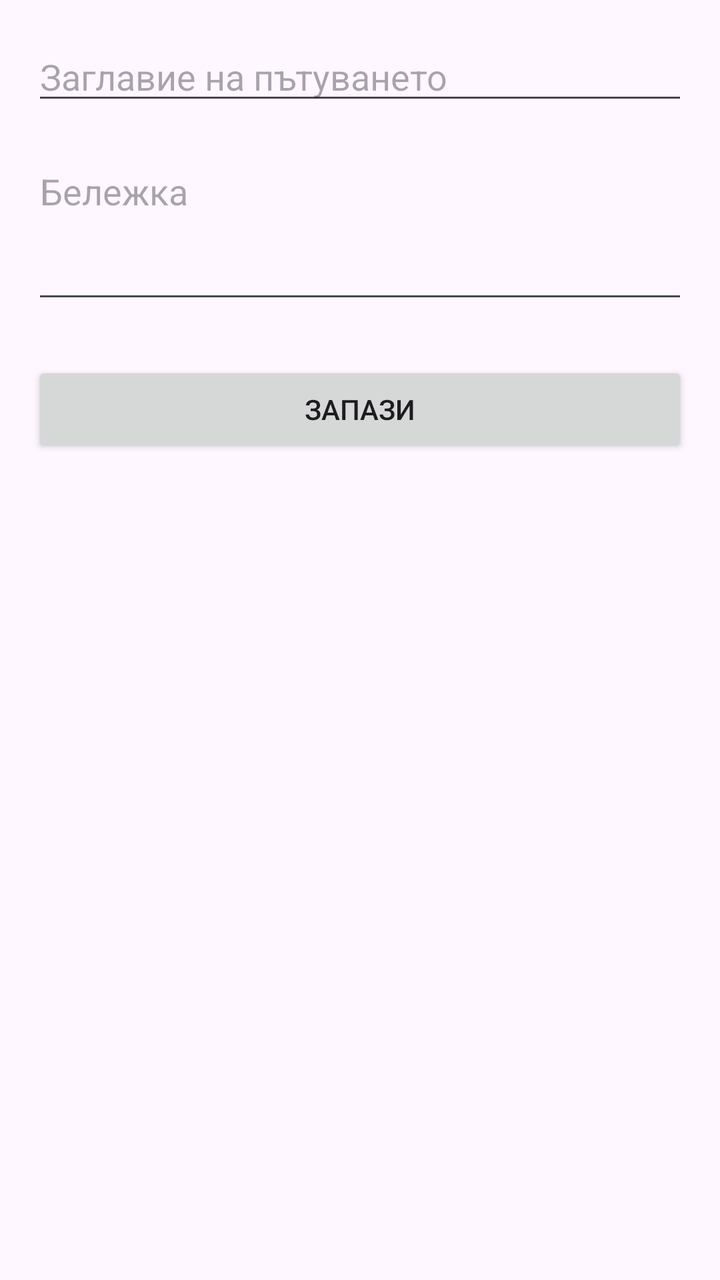
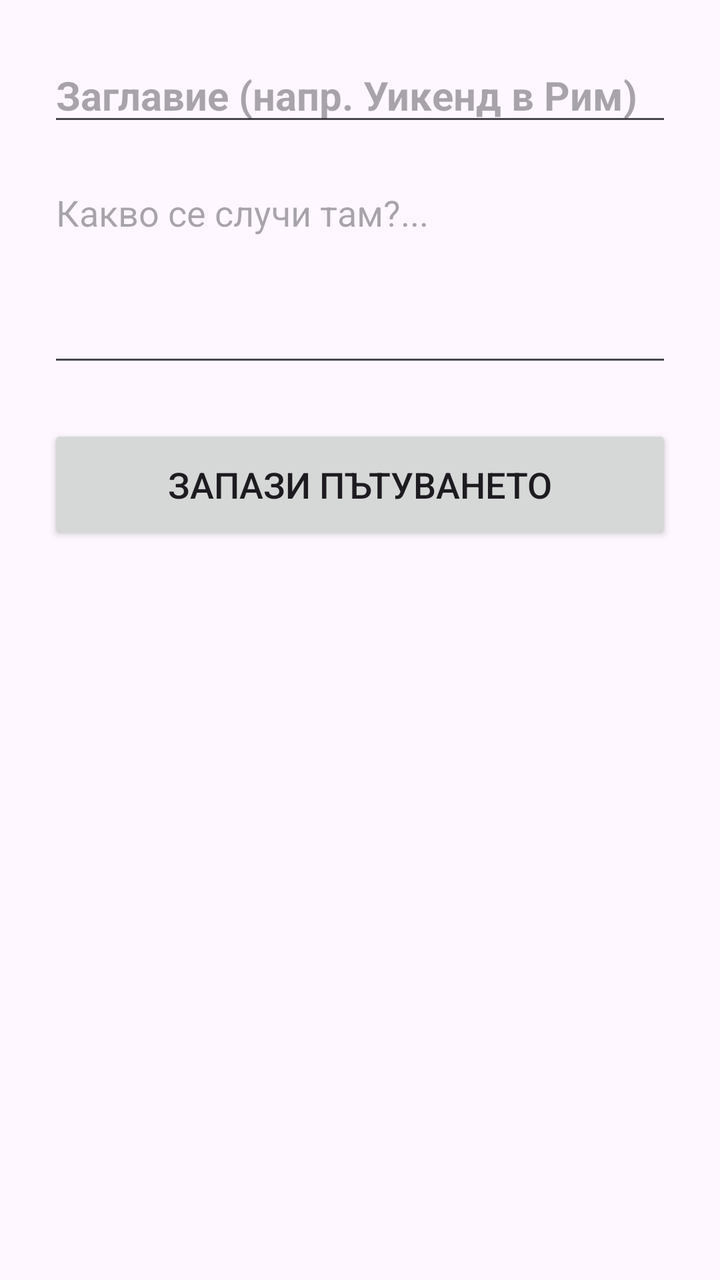

Compare the two renders of this Android layout. The source of the first and the diff that turns it into the second are given below.
<!-- AndroidManifest.xml: application theme Theme.MobileApps20252301681053 -->
<!-- res/layout/fragment_add_edit.xml -->
<?xml version="1.0" encoding="utf-8"?>
<LinearLayout xmlns:android="http://schemas.android.com/apk/res/android"
    android:layout_width="match_parent"
    android:layout_height="match_parent"
    android:orientation="vertical"
    android:padding="16dp">

    <EditText
        android:id="@+id/editTextTitle"
        android:layout_width="match_parent"
        android:layout_height="wrap_content"
        android:hint="Заглавие на пътуването" />

    <EditText
        android:id="@+id/editTextNote"
        android:layout_width="match_parent"
        android:layout_height="wrap_content"
        android:layout_marginTop="16dp"
        android:hint="Бележка"
        android:gravity="top"
        android:minLines="3" />

    <Button
        android:id="@+id/buttonSave"
        android:layout_width="match_parent"
        android:layout_height="wrap_content"
        android:layout_marginTop="24dp"
        android:text="Запази" />

</LinearLayout>
<!-- resources referenced by this layout -->
<resources>
  <style name="Theme.MobileApps20252301681053" parent="Base.Theme.MobileApps20252301681053" />
  <style name="Base.Theme.MobileApps20252301681053" parent="Theme.Material3.DayNight.NoActionBar">
          
          
      </style>
</resources>

<!-- the commit's change to res/layout/fragment_add_edit.xml (unified diff, before → after) -->
@@ -1,30 +1,35 @@
 <?xml version="1.0" encoding="utf-8"?>
-<LinearLayout xmlns:android="http://schemas.android.com/apk/res/android"
+<LinearLayout
+    xmlns:android="http://schemas.android.com/apk/res/android"
     android:layout_width="match_parent"
     android:layout_height="match_parent"
     android:orientation="vertical"
-    android:padding="16dp">
+    android:padding="24dp">
 
     <EditText
         android:id="@+id/editTextTitle"
         android:layout_width="match_parent"
         android:layout_height="wrap_content"
-        android:hint="Заглавие на пътуването" />
+        android:hint="Заглавие (напр. Уикенд в Рим)"
+        android:textSize="20sp"
+        android:textStyle="bold"
+        android:layout_marginBottom="16dp"/>
 
     <EditText
         android:id="@+id/editTextNote"
         android:layout_width="match_parent"
         android:layout_height="wrap_content"
-        android:layout_marginTop="16dp"
-        android:hint="Бележка"
-        android:gravity="top"
-        android:minLines="3" />
+        android:hint="Какво се случи там?..."
+        android:inputType="textMultiLine"
+        android:lines="4"
+        android:gravity="top|start"
+        android:layout_marginBottom="24dp"/>
 
     <Button
         android:id="@+id/buttonSave"
         android:layout_width="match_parent"
-        android:layout_height="wrap_content"
-        android:layout_marginTop="24dp"
-        android:text="Запази" />
+        android:layout_height="60dp"
+        android:text="Запази пътуването"
+        android:textSize="18sp" />
 
 </LinearLayout>
